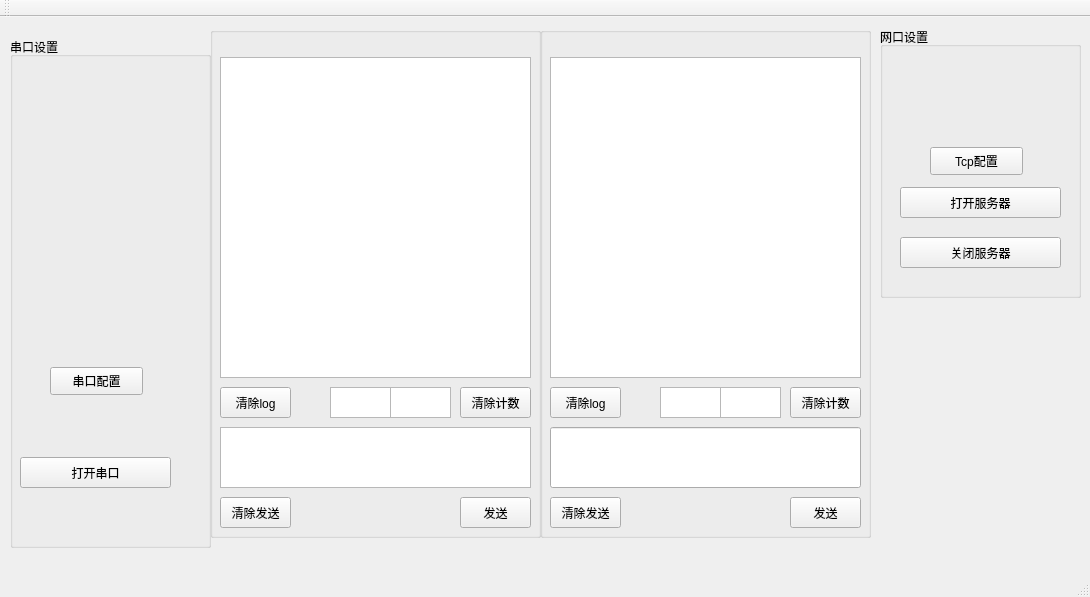
This is qt_phased_array_antenna/communication_module.ui in gegheu/qt_phased_array_antenna as Qt 5 draws it before an edit. The edited form follows.
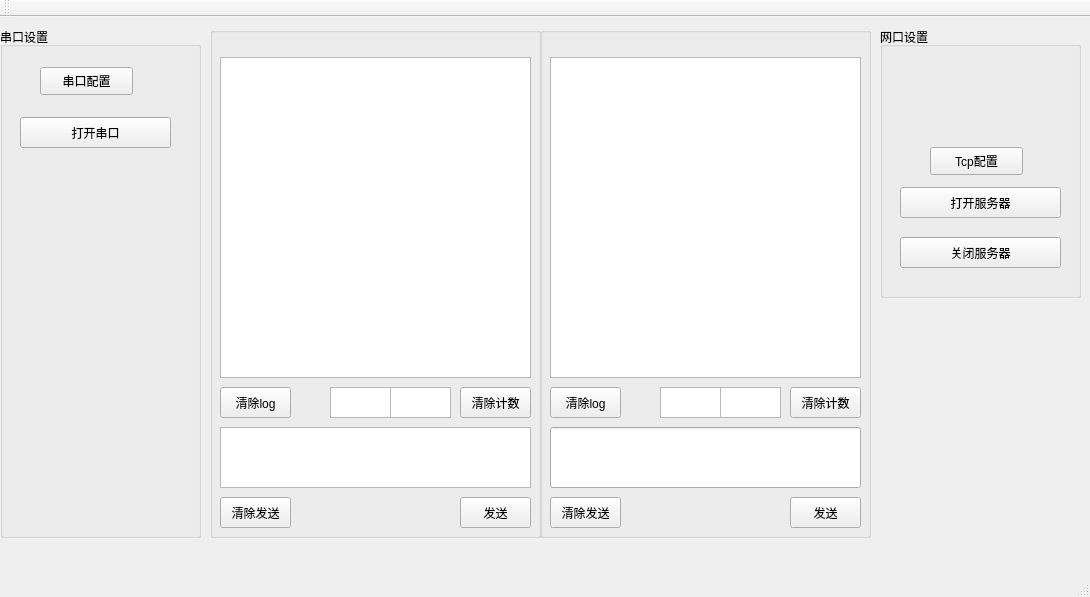
This is the edited form.

```diff
--- a/qt_phased_array_antenna/communication_module.ui
+++ b/qt_phased_array_antenna/communication_module.ui
@@ -17,8 +17,8 @@
    <widget class="QGroupBox" name="groupBox">
     <property name="geometry">
      <rect>
-      <x>10</x>
-      <y>20</y>
+      <x>0</x>
+      <y>10</y>
       <width>201</width>
       <height>511</height>
      </rect>
@@ -29,8 +29,8 @@
     <widget class="QPushButton" name="serial_switch">
      <property name="geometry">
       <rect>
-       <x>10</x>
-       <y>420</y>
+       <x>20</x>
+       <y>90</y>
        <width>151</width>
        <height>31</height>
       </rect>
@@ -43,7 +43,7 @@
      <property name="geometry">
       <rect>
        <x>40</x>
-       <y>330</y>
+       <y>40</y>
        <width>93</width>
        <height>28</height>
       </rect>
```
